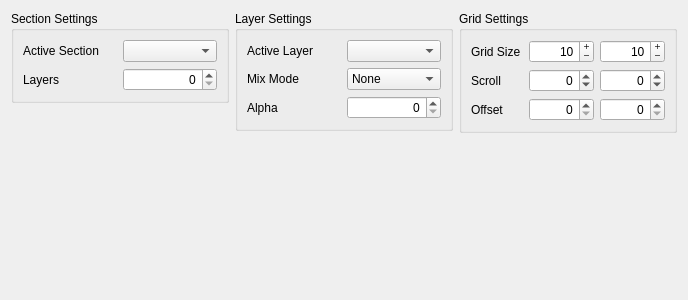
Before: the Qt Designer form src/widget/sectioncontrolwidget.ui in 8bitbuddhist/PixelMaestro-Studio, drawn with Qt 5.
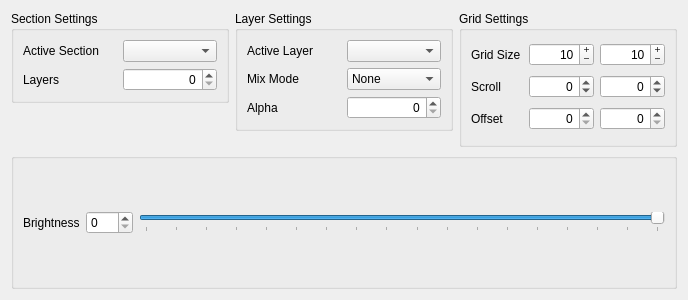
After: the same form once the commit is applied.

Commit message:
SectionControlWidget - Added brightness slider.
MaestroControlWidget - Removed brightness slider.
CanvasControlWidget - Fixed keyboard shortcuts not working due to
missing return.
PreferencesDialog - Added configurable event history size.
DeviceControlWidget - Fixed upload button not enabling after upload.

Diff of the .ui file:
```diff
--- a/src/widget/sectioncontrolwidget.ui
+++ b/src/widget/sectioncontrolwidget.ui
@@ -14,144 +14,6 @@
    <string>Form</string>
   </property>
   <layout class="QGridLayout" name="sectionLayout">
-   <item row="0" column="3" alignment="Qt::AlignTop">
-    <widget class="QGroupBox" name="gridSettingsGroupBox">
-     <property name="title">
-      <string>Grid Settings</string>
-     </property>
-     <layout class="QGridLayout" name="gridSettingsLayout">
-      <item row="1" column="0">
-       <widget class="QLabel" name="scrollLabel">
-        <property name="text">
-         <string>Scroll</string>
-        </property>
-       </widget>
-      </item>
-      <item row="1" column="1">
-       <widget class="QSpinBox" name="scrollXSpinBox">
-        <property name="toolTip">
-         <string>Horizontal scroll rate</string>
-        </property>
-        <property name="alignment">
-         <set>Qt::AlignRight|Qt::AlignTrailing|Qt::AlignVCenter</set>
-        </property>
-        <property name="minimum">
-         <number>-60000</number>
-        </property>
-        <property name="maximum">
-         <number>60000</number>
-        </property>
-        <property name="singleStep">
-         <number>100</number>
-        </property>
-        <property name="value">
-         <number>0</number>
-        </property>
-       </widget>
-      </item>
-      <item row="1" column="2">
-       <widget class="QSpinBox" name="scrollYSpinBox">
-        <property name="toolTip">
-         <string>Vertical scroll rate</string>
-        </property>
-        <property name="alignment">
-         <set>Qt::AlignRight|Qt::AlignTrailing|Qt::AlignVCenter</set>
-        </property>
-        <property name="minimum">
-         <number>-60000</number>
-        </property>
-        <property name="maximum">
-         <number>60000</number>
-        </property>
-        <property name="singleStep">
-         <number>100</number>
-        </property>
-       </widget>
-      </item>
-      <item row="2" column="0">
-       <widget class="QLabel" name="offsetLabel">
-        <property name="text">
-         <string>Offset</string>
-        </property>
-       </widget>
-      </item>
-      <item row="2" column="1">
-       <widget class="QSpinBox" name="offsetXSpinBox">
-        <property name="toolTip">
-         <string>Horizontal offset</string>
-        </property>
-        <property name="alignment">
-         <set>Qt::AlignRight|Qt::AlignTrailing|Qt::AlignVCenter</set>
-        </property>
-       </widget>
-      </item>
-      <item row="2" column="2">
-       <widget class="QSpinBox" name="offsetYSpinBox">
-        <property name="toolTip">
-         <string>Vertical offset</string>
-        </property>
-        <property name="alignment">
-         <set>Qt::AlignRight|Qt::AlignTrailing|Qt::AlignVCenter</set>
-        </property>
-       </widget>
-      </item>
-      <item row="0" column="0">
-       <widget class="QLabel" name="gridSizeLabel">
-        <property name="text">
-         <string>Grid Size</string>
-        </property>
-       </widget>
-      </item>
-      <item row="0" column="1">
-       <widget class="QSpinBox" name="gridSizeXSpinBox">
-        <property name="toolTip">
-         <string>The Section's width</string>
-        </property>
-        <property name="frame">
-         <bool>true</bool>
-        </property>
-        <property name="alignment">
-         <set>Qt::AlignRight|Qt::AlignTrailing|Qt::AlignVCenter</set>
-        </property>
-        <property name="buttonSymbols">
-         <enum>QAbstractSpinBox::PlusMinus</enum>
-        </property>
-        <property name="minimum">
-         <number>1</number>
-        </property>
-        <property name="maximum">
-         <number>65535</number>
-        </property>
-        <property name="value">
-         <number>10</number>
-        </property>
-       </widget>
-      </item>
-      <item row="0" column="2">
-       <widget class="QSpinBox" name="gridSizeYSpinBox">
-        <property name="toolTip">
-         <string>The Section's height</string>
-        </property>
-        <property name="alignment">
-         <set>Qt::AlignRight|Qt::AlignTrailing|Qt::AlignVCenter</set>
-        </property>
-        <property name="buttonSymbols">
-         <enum>QAbstractSpinBox::PlusMinus</enum>
-        </property>
-        <property name="minimum">
-         <number>1</number>
-        </property>
-        <property name="maximum">
-         <number>65535</number>
-        </property>
-        <property name="value">
-         <number>10</number>
-        </property>
-       </widget>
-      </item>
-     </layout>
-    </widget>
-   </item>
    <item row="0" column="0" alignment="Qt::AlignTop">
     <widget class="QGroupBox" name="sectionSettingsGroupBox">
      <property name="title">
@@ -275,6 +137,198 @@
      </layout>
     </widget>
    </item>
+   <item row="0" column="2">
+    <widget class="QGroupBox" name="gridSettingsGroupBox">
+     <property name="sizePolicy">
+      <sizepolicy hsizetype="Preferred" vsizetype="Preferred">
+       <horstretch>0</horstretch>
+       <verstretch>0</verstretch>
+      </sizepolicy>
+     </property>
+     <property name="title">
+      <string>Grid Settings</string>
+     </property>
+     <layout class="QGridLayout" name="gridSettingsLayout">
+      <item row="1" column="0">
+       <widget class="QLabel" name="scrollLabel">
+        <property name="text">
+         <string>Scroll</string>
+        </property>
+       </widget>
+      </item>
+      <item row="1" column="1">
+       <widget class="QSpinBox" name="scrollXSpinBox">
+        <property name="toolTip">
+         <string>Horizontal scroll rate</string>
+        </property>
+        <property name="alignment">
+         <set>Qt::AlignRight|Qt::AlignTrailing|Qt::AlignVCenter</set>
+        </property>
+        <property name="minimum">
+         <number>-60000</number>
+        </property>
+        <property name="maximum">
+         <number>60000</number>
+        </property>
+        <property name="singleStep">
+         <number>100</number>
+        </property>
+        <property name="value">
+         <number>0</number>
+        </property>
+       </widget>
+      </item>
+      <item row="1" column="2">
+       <widget class="QSpinBox" name="scrollYSpinBox">
+        <property name="toolTip">
+         <string>Vertical scroll rate</string>
+        </property>
+        <property name="alignment">
+         <set>Qt::AlignRight|Qt::AlignTrailing|Qt::AlignVCenter</set>
+        </property>
+        <property name="minimum">
+         <number>-60000</number>
+        </property>
+        <property name="maximum">
+         <number>60000</number>
+        </property>
+        <property name="singleStep">
+         <number>100</number>
+        </property>
+       </widget>
+      </item>
+      <item row="2" column="0">
+       <widget class="QLabel" name="offsetLabel">
+        <property name="text">
+         <string>Offset</string>
+        </property>
+       </widget>
+      </item>
+      <item row="2" column="1">
+       <widget class="QSpinBox" name="offsetXSpinBox">
+        <property name="toolTip">
+         <string>Horizontal offset</string>
+        </property>
+        <property name="alignment">
+         <set>Qt::AlignRight|Qt::AlignTrailing|Qt::AlignVCenter</set>
+        </property>
+       </widget>
+      </item>
+      <item row="2" column="2">
+       <widget class="QSpinBox" name="offsetYSpinBox">
+        <property name="toolTip">
+         <string>Vertical offset</string>
+        </property>
+        <property name="alignment">
+         <set>Qt::AlignRight|Qt::AlignTrailing|Qt::AlignVCenter</set>
+        </property>
+       </widget>
+      </item>
+      <item row="0" column="0">
+       <widget class="QLabel" name="gridSizeLabel">
+        <property name="text">
+         <string>Grid Size</string>
+        </property>
+       </widget>
+      </item>
+      <item row="0" column="1">
+       <widget class="QSpinBox" name="gridSizeXSpinBox">
+        <property name="toolTip">
+         <string>The Section's width</string>
+        </property>
+        <property name="frame">
+         <bool>true</bool>
+        </property>
+        <property name="alignment">
+         <set>Qt::AlignRight|Qt::AlignTrailing|Qt::AlignVCenter</set>
+        </property>
+        <property name="buttonSymbols">
+         <enum>QAbstractSpinBox::PlusMinus</enum>
+        </property>
+        <property name="minimum">
+         <number>1</number>
+        </property>
+        <property name="maximum">
+         <number>65535</number>
+        </property>
+        <property name="value">
+         <number>10</number>
+        </property>
+       </widget>
+      </item>
+      <item row="0" column="2">
+       <widget class="QSpinBox" name="gridSizeYSpinBox">
+        <property name="toolTip">
+         <string>The Section's height</string>
+        </property>
+        <property name="alignment">
+         <set>Qt::AlignRight|Qt::AlignTrailing|Qt::AlignVCenter</set>
+        </property>
+        <property name="buttonSymbols">
+         <enum>QAbstractSpinBox::PlusMinus</enum>
+        </property>
+        <property name="minimum">
+         <number>1</number>
+        </property>
+        <property name="maximum">
+         <number>65535</number>
+        </property>
+        <property name="value">
+         <number>10</number>
+        </property>
+       </widget>
+      </item>
+     </layout>
+    </widget>
+   </item>
+   <item row="1" column="0" colspan="3">
+    <widget class="QGroupBox" name="brightnessGroupBox">
+     <property name="title">
+      <string/>
+     </property>
+     <property name="alignment">
+      <set>Qt::AlignLeading|Qt::AlignLeft|Qt::AlignTop</set>
+     </property>
+     <layout class="QHBoxLayout" name="horizontalLayout">
+      <item>
+       <widget class="QLabel" name="brightnessLabel">
+        <property name="text">
+         <string>Brightness</string>
+        </property>
+       </widget>
+      </item>
+      <item>
+       <widget class="QSpinBox" name="brightnessSpinBox">
+        <property name="maximum">
+         <number>255</number>
+        </property>
+       </widget>
+      </item>
+      <item>
+       <widget class="QSlider" name="brightnessSlider">
+        <property name="toolTip">
+         <string>How bright the Section is (255 indicates full brightness)</string>
+        </property>
+        <property name="maximum">
+         <number>255</number>
+        </property>
+        <property name="value">
+         <number>255</number>
+        </property>
+        <property name="orientation">
+         <enum>Qt::Horizontal</enum>
+        </property>
+        <property name="tickPosition">
+         <enum>QSlider::TicksBelow</enum>
+        </property>
+        <property name="tickInterval">
+         <number>15</number>
+        </property>
+       </widget>
+      </item>
+     </layout>
+    </widget>
+   </item>
   </layout>
  </widget>
  <tabstops>
```
The commit also changes 21 other files.
